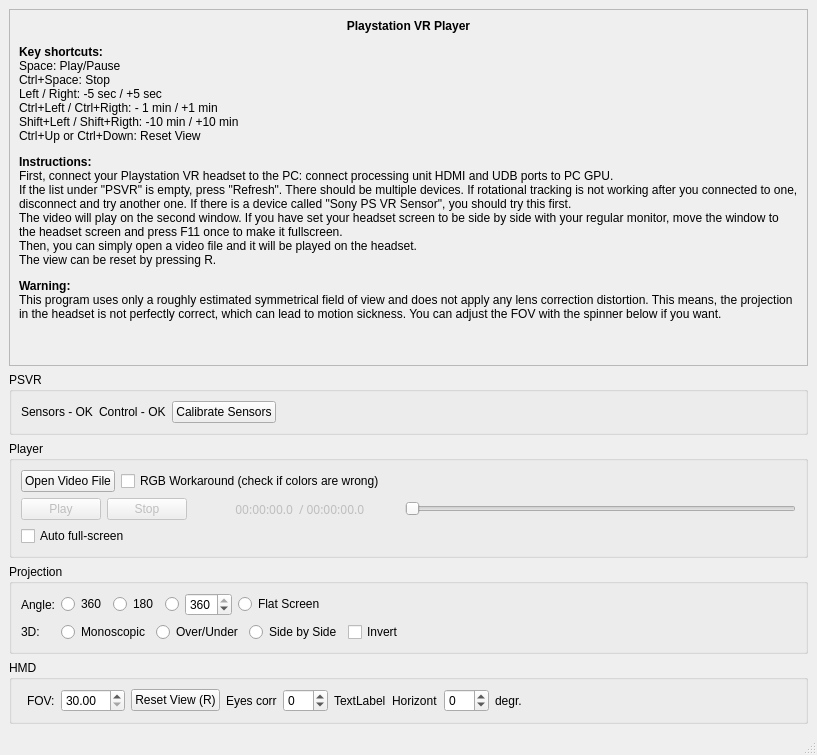
This is src/mainwindow.ui in evgenykislov/psvr_player as Qt 5 draws it before an edit. The edited form follows.
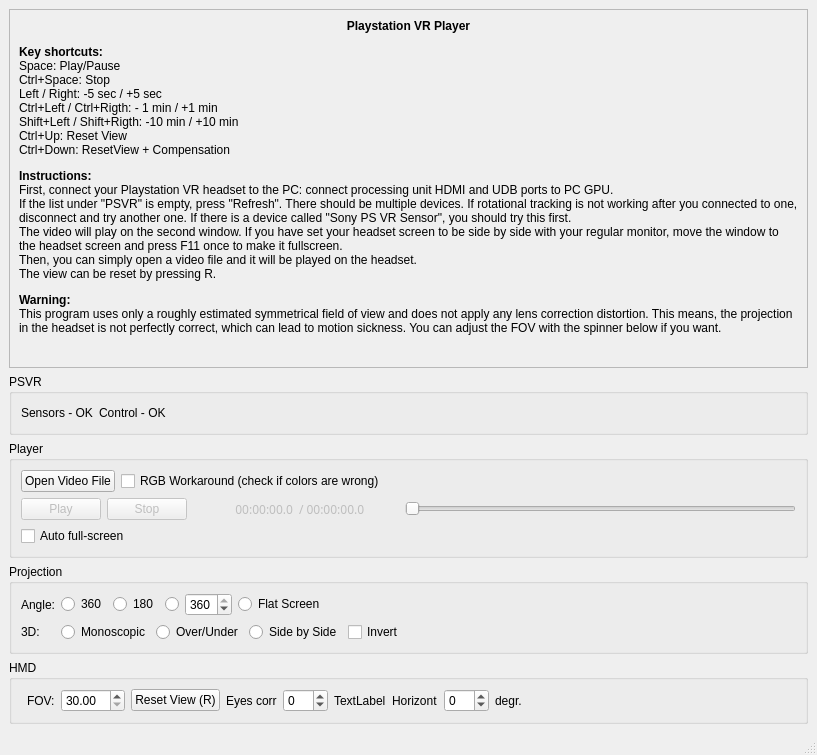
This is the edited form.

Commit message: Adds angle dissipation compensation.

Patch:
```diff
--- a/src/mainwindow.ui
+++ b/src/mainwindow.ui
@@ -26,7 +26,7 @@
          <x>0</x>
          <y>0</y>
          <width>783</width>
-         <height>436</height>
+         <height>454</height>
         </rect>
        </property>
        <layout class="QVBoxLayout" name="verticalLayout_4">
@@ -45,7 +45,7 @@
            <enum>QFrame::Plain</enum>
           </property>
           <property name="text">
-           <string>&lt;html&gt;&lt;head/&gt;&lt;body&gt;&lt;p align=&quot;center&quot;&gt;&lt;span style=&quot; font-weight:600;&quot;&gt;Playstation VR Player&lt;/span&gt;&lt;/p&gt;&lt;p&gt;&lt;span style=&quot; font-weight:600;&quot;&gt;Key shortcuts:&lt;/span&gt;&lt;br/&gt;Space: Play/Pause&lt;br/&gt;Ctrl+Space: Stop&lt;br/&gt;Left / Right: -5 sec / +5 sec&lt;br/&gt;Ctrl+Left / Ctrl+Rigth: - 1 min / +1 min&lt;br/&gt;Shift+Left / Shift+Rigth: -10 min / +10 min&lt;br/&gt;Ctrl+Up or Ctrl+Down: Reset View&lt;/p&gt;&lt;p&gt;&lt;span style=&quot; font-weight:600;&quot;&gt;Instructions:&lt;br/&gt;&lt;/span&gt;First, connect your Playstation VR headset to the PC: connect processing unit HDMI and UDB ports to PC GPU.&lt;br/&gt;If the list under &amp;quot;PSVR&amp;quot; is empty, press &amp;quot;Refresh&amp;quot;. There should be multiple devices. If rotational tracking is not working after you connected to one, disconnect and try another one. If there is a device called &amp;quot;Sony PS VR Sensor&amp;quot;, you should try this first.&lt;br/&gt;The video will play on the second window. If you have set your headset screen to be side by side with your regular monitor, move the window to the headset screen and press F11 once to make it fullscreen.&lt;br/&gt;Then, you can simply open a video file and it will be played on the headset.&lt;br/&gt;The view can be reset by pressing R.&lt;/p&gt;&lt;p&gt;&lt;span style=&quot; font-weight:600;&quot;&gt;Warning:&lt;/span&gt;&lt;br/&gt;This program uses only a roughly estimated symmetrical field of view and does not apply any lens correction distortion. This means, the projection in the headset is not perfectly correct, which can lead to motion sickness. You can adjust the FOV with the spinner below if you want.&lt;/p&gt;&lt;/body&gt;&lt;/html&gt;</string>
+           <string>&lt;html&gt;&lt;head/&gt;&lt;body&gt;&lt;p align=&quot;center&quot;&gt;&lt;span style=&quot; font-weight:600;&quot;&gt;Playstation VR Player&lt;/span&gt;&lt;/p&gt;&lt;p&gt;&lt;span style=&quot; font-weight:600;&quot;&gt;Key shortcuts:&lt;/span&gt;&lt;br/&gt;Space: Play/Pause&lt;br/&gt;Ctrl+Space: Stop&lt;br/&gt;Left / Right: -5 sec / +5 sec&lt;br/&gt;Ctrl+Left / Ctrl+Rigth: - 1 min / +1 min&lt;br/&gt;Shift+Left / Shift+Rigth: -10 min / +10 min&lt;br/&gt;Ctrl+Up: Reset View&lt;br/&gt;Ctrl+Down: ResetView + Compensation&lt;/p&gt;&lt;p&gt;&lt;span style=&quot; font-weight:600;&quot;&gt;Instructions:&lt;br/&gt;&lt;/span&gt;First, connect your Playstation VR headset to the PC: connect processing unit HDMI and UDB ports to PC GPU.&lt;br/&gt;If the list under &amp;quot;PSVR&amp;quot; is empty, press &amp;quot;Refresh&amp;quot;. There should be multiple devices. If rotational tracking is not working after you connected to one, disconnect and try another one. If there is a device called &amp;quot;Sony PS VR Sensor&amp;quot;, you should try this first.&lt;br/&gt;The video will play on the second window. If you have set your headset screen to be side by side with your regular monitor, move the window to the headset screen and press F11 once to make it fullscreen.&lt;br/&gt;Then, you can simply open a video file and it will be played on the headset.&lt;br/&gt;The view can be reset by pressing R.&lt;/p&gt;&lt;p&gt;&lt;span style=&quot; font-weight:600;&quot;&gt;Warning:&lt;/span&gt;&lt;br/&gt;This program uses only a roughly estimated symmetrical field of view and does not apply any lens correction distortion. This means, the projection in the headset is not perfectly correct, which can lead to motion sickness. You can adjust the FOV with the spinner below if you want.&lt;/p&gt;&lt;/body&gt;&lt;/html&gt;</string>
           </property>
           <property name="alignment">
            <set>Qt::AlignLeading|Qt::AlignLeft|Qt::AlignTop</set>
@@ -79,13 +79,6 @@
          </property>
         </widget>
        </item>
-       <item>
-        <widget class="QPushButton" name="CalibrationBtn">
-         <property name="text">
-          <string>Calibrate Sensors</string>
-         </property>
-        </widget>
-       </item>
        <item>
         <spacer name="horizontalSpacer_5">
          <property name="orientation">
```
The commit also changes 9 other files.
